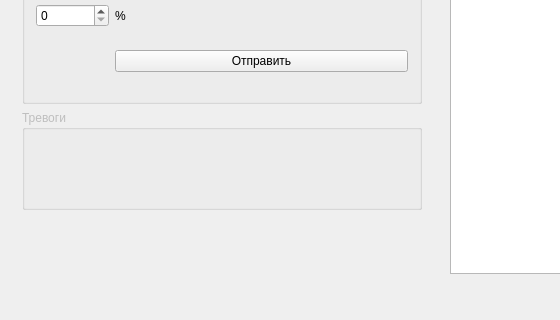
Above: mainwindow.ui from PowerOleg/Qt_can_sender before the change; both pictures show x 0 to 560 and y 147 to 467 of the 803 by 830 pixel window. Below: the same form after it.
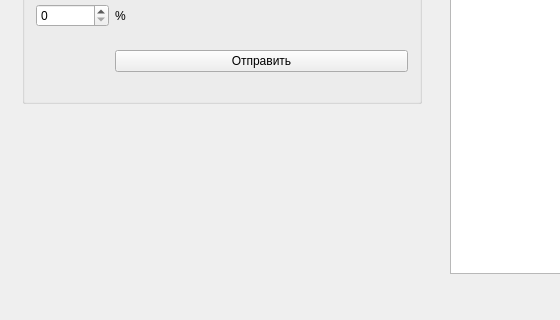
That is the form after the change. Icons and pictures are not drawn. Custom widgets are drawn as their Qt base class.

Commit message: send only unique frames

Diff of the .ui file:
```diff
--- a/mainwindow.ui
+++ b/mainwindow.ui
@@ -96,7 +96,7 @@
       <property name="minimumSize">
        <size>
         <width>400</width>
-        <height>400</height>
+        <height>300</height>
        </size>
       </property>
       <property name="frameShape">
@@ -219,28 +219,6 @@
          </layout>
         </widget>
        </item>
-       <item row="1" column="0" colspan="2">
-        <widget class="SendFrameBox" name="warningBox">
-         <property name="enabled">
-          <bool>false</bool>
-         </property>
-         <property name="sizePolicy">
-          <sizepolicy hsizetype="Preferred" vsizetype="Fixed">
-           <horstretch>0</horstretch>
-           <verstretch>0</verstretch>
-          </sizepolicy>
-         </property>
-         <property name="minimumSize">
-          <size>
-           <width>0</width>
-           <height>100</height>
-          </size>
-         </property>
-         <property name="title">
-          <string>Тревоги</string>
-         </property>
-        </widget>
-       </item>
       </layout>
      </widget>
     </item>
@@ -321,12 +299,6 @@
  </widget>
  <layoutdefault spacing="6" margin="11"/>
  <customwidgets>
-  <customwidget>
-   <class>SendFrameBox</class>
-   <extends>QGroupBox</extends>
-   <header>sendframebox.h</header>
-   <container>1</container>
-  </customwidget>
   <customwidget>
    <class>QChartView</class>
    <extends>QWidget</extends>
```
The commit also changes 6 other files.
